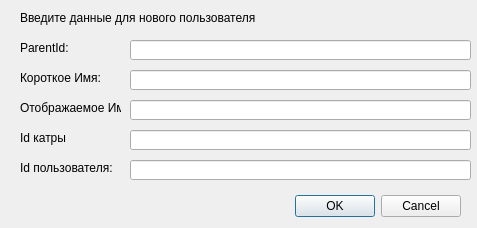
The window that dataBaseFirebird/dialogs/adduserdialog.ui (Evgeniykull/DataBase) describes before a commit, drawn with Qt 5.
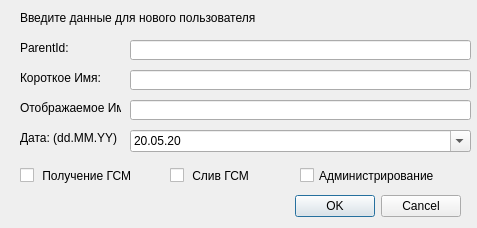
The same window after the commit.

The edit to the form file:
```diff
--- a/dataBaseFirebird/dialogs/adduserdialog.ui
+++ b/dataBaseFirebird/dialogs/adduserdialog.ui
@@ -111,50 +111,82 @@
     <string>Отображаемое Имя:</string>
    </property>
   </widget>
-  <widget class="QLineEdit" name="leCardId">
+  <widget class="QCheckBox" name="cb1">
    <property name="geometry">
     <rect>
-     <x>130</x>
-     <y>130</y>
-     <width>341</width>
-     <height>20</height>
+     <x>20</x>
+     <y>167</y>
+     <width>111</width>
+     <height>17</height>
     </rect>
    </property>
+   <property name="text">
+    <string> Получение ГСМ</string>
+   </property>
   </widget>
-  <widget class="QLabel" name="lblCardId">
+  <widget class="QCheckBox" name="cb2">
    <property name="geometry">
     <rect>
-     <x>20</x>
-     <y>130</y>
-     <width>101</width>
-     <height>16</height>
+     <x>170</x>
+     <y>167</y>
+     <width>111</width>
+     <height>17</height>
     </rect>
    </property>
    <property name="text">
-    <string>Id катры</string>
+    <string> Слив ГСМ</string>
    </property>
   </widget>
-  <widget class="QLineEdit" name="leIndexId">
+  <widget class="QCheckBox" name="cb3">
    <property name="geometry">
     <rect>
-     <x>130</x>
-     <y>160</y>
-     <width>341</width>
-     <height>20</height>
+     <x>300</x>
+     <y>167</y>
+     <width>141</width>
+     <height>17</height>
     </rect>
    </property>
+   <property name="text">
+    <string>Администрирование</string>
+   </property>
   </widget>
   <widget class="QLabel" name="lblIndexId">
    <property name="geometry">
     <rect>
      <x>20</x>
-     <y>160</y>
+     <y>130</y>
      <width>101</width>
      <height>16</height>
     </rect>
    </property>
    <property name="text">
-    <string>Id пользователя:</string>
+    <string>Дата: (dd.MM.YY)</string>
+   </property>
+  </widget>
+  <widget class="QDateEdit" name="dEDate">
+   <property name="geometry">
+    <rect>
+     <x>130</x>
+     <y>130</y>
+     <width>341</width>
+     <height>22</height>
+    </rect>
+   </property>
+   <property name="currentSection">
+    <enum>QDateTimeEdit::DaySection</enum>
+   </property>
+   <property name="displayFormat">
+    <string>dd.MM.yy</string>
+   </property>
+   <property name="calendarPopup">
+    <bool>true</bool>
+   </property>
+   <property name="date">
+    <date>
+     <year>2020</year>
+     <month>5</month>
+     <day>20</day>
+    </date>
    </property>
   </widget>
  </widget>
```
Left out of the diff: 2 changed lines with no effect on the pictures.
